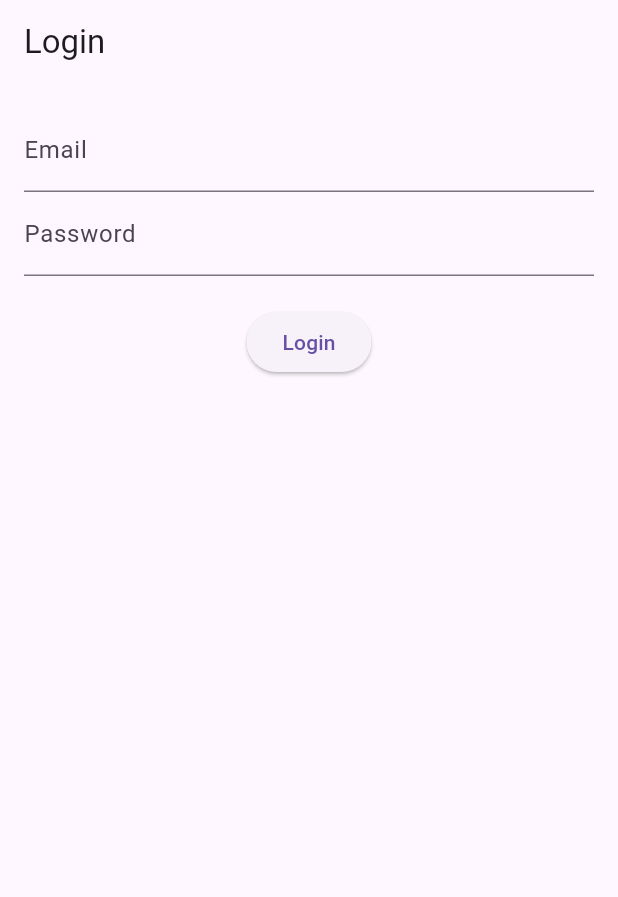
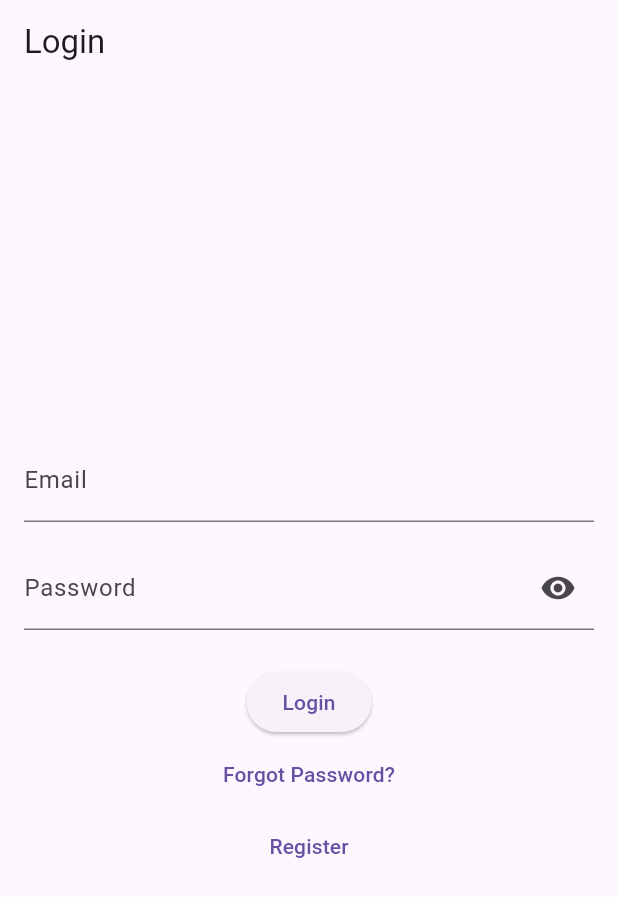
Before and after one commit to ShrutiShinde2003/AI_Study_Planner, a Flutter app: the screen it shows after launch, on a phone screen of 412 x 824 dp. Shown: the top 897 px of the screen. Run offline on Flutter 3.47's test engine with Material 3 defaults, Android fonts, the phone set to English and light mode, and no system bars; our stand-ins replace cloud_firestore, firebase_auth, firebase_core; accounts and stored records are empty.

Commit message:
new code

```diff
--- a/lib/main.dart
+++ b/lib/main.dart
@@ -1,10 +1,11 @@
 import 'package:firebase_core/firebase_core.dart';
 import 'package:flutter/material.dart';
 import 'package:firebase_auth/firebase_auth.dart';
-// Ensure you have this model
+import 'package:study_planner/pages/login_page.dart';
+import 'package:study_planner/pages/forgot_password.dart';
+import 'package:study_planner/pages/register_page.dart';
 import 'package:study_planner/pages/home_page.dart';
-import 'package:study_planner/pages/login_page.dart';
-import 'package:study_planner/services/pigeon_user_details.dart'; // Ensure you have the LoginPage
+import 'package:study_planner/pages/todo_list_page.dart';
 
 void main() async {
   WidgetsFlutterBinding.ensureInitialized();
@@ -19,73 +20,17 @@ class MyApp extends StatelessWidget {
   Widget build(BuildContext context) {
     return MaterialApp(
       debugShowCheckedModeBanner: false,
-      title: 'AI Study Planner',
+      title: 'Authentication App',
       theme: ThemeData(
-        primarySwatch: Colors.teal,
+        primarySwatch: Colors.blue,
       ),
-      home: StreamBuilder<User?>(
-        stream: FirebaseAuth.instance.authStateChanges(),
-        builder: (context, snapshot) {
-          if (snapshot.connectionState == ConnectionState.active) {
-            // Check if user is logged in
-            User? user = snapshot.data;
-            if (user != null) {
-              // If user is logged in, show HomePage
-              return HomePage(
-                userDetails: PigeonUserDetails(
-                  uid: user.uid,
-                  email: user.email,
-                ), // Pass user details
-              );
-            } else {
-              // If user is not logged in, show LoginPage
-              return const LoginPage();
-            }
-          } else {
-            // While waiting for the connection to be established
-            return const Center(child: CircularProgressIndicator());
-          }
-        },
-      ),
+      initialRoute: '/',
+      routes: {
+        '/': (context) => const LoginPage(),
+        '/forgot_password': (context) => const ForgotPasswordPage(),
+        '/register': (context) => const RegisterPage(),
+        '/home': (context) => const HomePage(),
+      },
     );
   }
 }
-
-// class HomePage extends StatelessWidget {
-//   final PigeonUserDetails? userDetails; // Make userDetails nullable
-
-//   const HomePage({super.key, this.userDetails});
-
-//   @override
-//   Widget build(BuildContext context) {
-//     return Scaffold(
-//       appBar: AppBar(
-//         title: const Text('Home Page'),
-//         actions: [
-//           IconButton(
-//             icon: const Icon(Icons.logout),
-//             onPressed: () async {
-//               await FirebaseAuth.instance.signOut(); // Sign out from Firebase
-//               Navigator.pushReplacementNamed(context, '/login');
-//             },
-//           ),
-//         ],
-//       ),
-//       body: Center(
-//         child: Text(
-//           userDetails != null
-//               ? 'Welcome, ${userDetails!.userName}!'
-//               : 'Welcome to your Study Planner!', // Default message if userDetails is null
-//         ),
-//       ),
-//     );
-//   }
-// }
-
-// Ensure you have the PigeonUserDetails model properly defined
-// The userName extension can be integrated into the model directly, ensure your model has a userName property.
-// class PigeonUserDetails {
-//   final String userName;
-
-//   PigeonUserDetails({required this.userName});
-// }
--- a/lib/pages/login_page.dart
+++ b/lib/pages/login_page.dart
@@ -1,40 +1,37 @@
+import 'package:firebase_auth/firebase_auth.dart';
 import 'package:flutter/material.dart';
-import 'package:study_planner/services/auth_service.dart';
-import 'package:study_planner/services/pigeon_user_details.dart'; // Import the model
-import 'package:study_planner/pages/home_page.dart'; // Import HomePage
+import 'package:study_planner/pages/home_page.dart';
+
 
 class LoginPage extends StatefulWidget {
-  const LoginPage({super.key});
+  const LoginPage({Key? key}) : super(key: key);
 
   @override
-  _LoginPageState createState() => _LoginPageState();
+  State<LoginPage> createState() => _LoginPageState();
 }
 
 class _LoginPageState extends State<LoginPage> {
-  final AuthService _authService = AuthService();
-  final TextEditingController _emailController = TextEditingController();
-  final TextEditingController _passwordController = TextEditingController();
+  final _formKey = GlobalKey<FormState>();
+  final _emailController = TextEditingController();
+  final _passwordController = TextEditingController();
+  bool _obscureText = true;
 
-  Future<void> _login() async {
+  Future<void> _signIn() async {
+    if (_formKey.currentState!.validate()) {
       try {
-      // Attempt login
-      PigeonUserDetails? userDetails = await _authService.login(
-        _emailController.text,
-        _passwordController.text,
+        await FirebaseAuth.instance.signInWithEmailAndPassword(
+          email: _emailController.text.trim(),
+          password: _passwordController.text.trim(),
         );
-
-      // If login is successful, navigate to HomePage with userDetails
-      if (userDetails != null) {
-        Navigator.pushReplacement(
-          context,
-          MaterialPageRoute(
-            builder: (context) => HomePage(userDetails: userDetails),
+        // Navigate to HomePage after successful login
+        Navigator.pushReplacementNamed(context, '/home');
+      } on FirebaseAuthException catch (e) {
+        ScaffoldMessenger.of(context).showSnackBar(
+          SnackBar(
+            content: Text(e.message ?? 'Login failed'),
           ),
         );
       }
-    } catch (e) {
-      ScaffoldMessenger.of(context)
-          .showSnackBar(SnackBar(content: Text(e.toString())));
     }
   }
 
@@ -46,23 +43,70 @@ class _LoginPageState extends State<LoginPage> {
       ),
       body: Padding(
         padding: const EdgeInsets.all(16.0),
+        child: Form(
+          key: _formKey,
           child: Column(
-          children: [
-            TextField(
+            mainAxisAlignment: MainAxisAlignment.center,
+            children: <Widget>[
+              TextFormField(
                 controller: _emailController,
-              decoration: const InputDecoration(labelText: 'Email'),
+                keyboardType: TextInputType.emailAddress,
+                decoration: const InputDecoration(
+                  labelText: 'Email',
                 ),
-            TextField(
+                validator: (value) {
+                  if (value == null || value.isEmpty) {
+                    return 'Please enter your email';
+                  }
+                  if (!value.contains('@')) {
+                    return 'Please enter a valid email';
+                  }
+                  return null;
+                },
+              ),
+              const SizedBox(height: 16.0),
+              TextFormField(
                 controller: _passwordController,
-              decoration: const InputDecoration(labelText: 'Password'),
-              obscureText: true,
+                obscureText: _obscureText,
+                decoration: InputDecoration(
+                  labelText: 'Password',
+                  suffixIcon: IconButton(
+                    icon: Icon(_obscureText ? Icons.visibility : Icons.visibility_off),
+                    onPressed: () {
+                      setState(() {
+                        _obscureText = !_obscureText;
+                      });
+                    },
                   ),
-            const SizedBox(height: 20),
+                ),
+                validator: (value) {
+                  if (value == null || value.isEmpty) {
+                    return 'Please enter your password';
+                  }
+                  return null;
+                },
+              ),
+              const SizedBox(height: 24.0),
               ElevatedButton(
-              onPressed: _login,
+                onPressed: _signIn,
                 child: const Text('Login'),
               ),
+              TextButton(
+                onPressed: () {
+                  // Navigate to ForgotPasswordPage
+                  Navigator.pushNamed(context, '/forgot_password');
+                },
+                child: const Text('Forgot Password?'),
+              ),
+              TextButton(
+                onPressed: () {
+                  // Navigate to RegisterPage
+                  Navigator.pushNamed(context, '/register');
+                },
+                child: const Text('Register'),
+              ),
             ],
+          ),
         ),
       ),
     );
```
Also changed, not shown: lib/models/user_model.dart (added, +36 -0 lines), lib/pages/forgot_password.dart (+37 -26 lines), lib/pages/home_page.dart (+44 -18 lines), lib/pages/register_page.dart (+63 -38 lines). Lines whose indentation alone changed are shown as unchanged.
